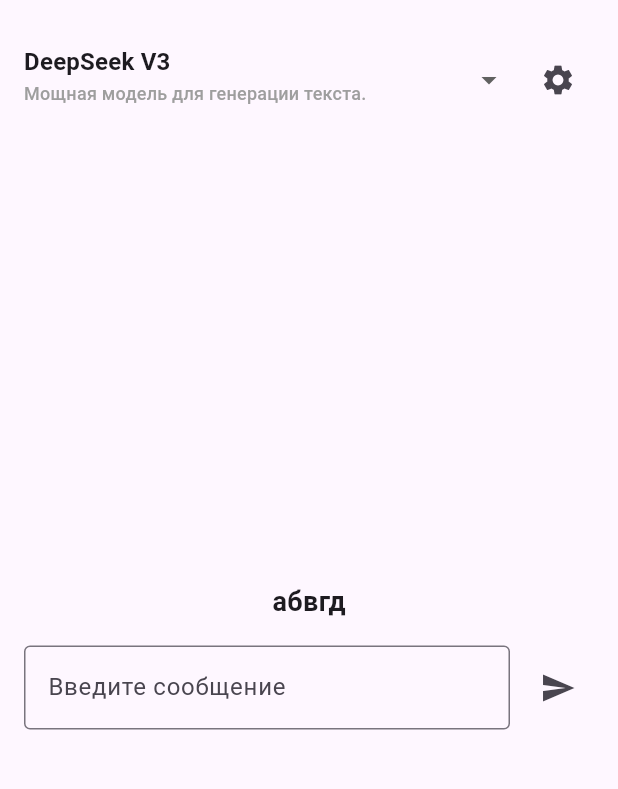
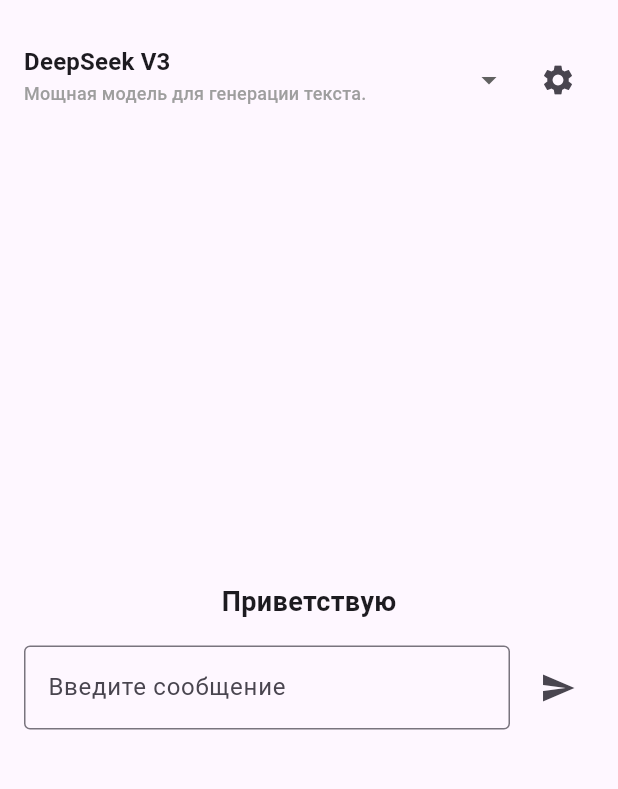
Before and after one commit to mmarkov100/promts_front, a Flutter app: the screen it shows after launch, on a phone screen of 412 x 824 dp, the part 64-853 px from its top. Run offline on Flutter 3.47's test engine with Material 3 defaults, Android fonts, the phone set to English and light mode, and no system bars; our stand-ins replace flutter_markdown.

Commit message:
Тестовое

```diff
--- a/lib/features/chat/view/widgets/widget_chats.dart
+++ b/lib/features/chat/view/widgets/widget_chats.dart
@@ -15,7 +15,7 @@
   final TextEditingController _searchController = TextEditingController();
 
   // Полный список чатов и отфильтрованный список
-  List<ChatEntity> _chats = [];
+  final List<ChatEntity> _chats = [];
   List<ChatEntity> _filteredChats = [];
 
   @override
--- a/lib/features/main/view/widgets/widget_app_bar.dart
+++ b/lib/features/main/view/widgets/widget_app_bar.dart
@@ -69,7 +69,7 @@
                     "Qwen-Turbo",
                   ],
                   onSave: (updatedData) {
-                    print("Новые настройки: $updatedData");
+
                   },
                 ),
               );
--- a/lib/features/main/view/widgets/widget_main_screen.dart
+++ b/lib/features/main/view/widgets/widget_main_screen.dart
@@ -92,7 +92,7 @@
                   mainAxisAlignment: MainAxisAlignment.center,
                   children: [
                     const Text(
-                      "абвгд",
+                      "Приветствую",
                       style:
                           TextStyle(fontSize: 18, fontWeight: FontWeight.bold),
                     ),
```
